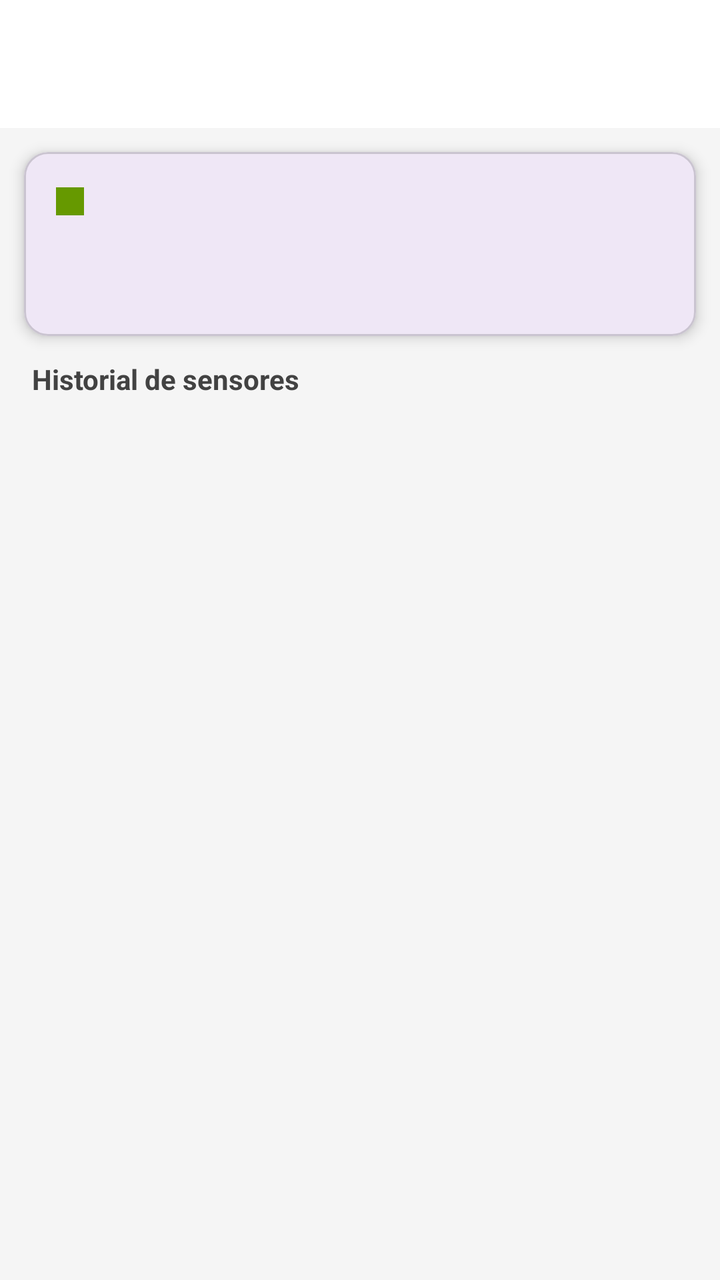
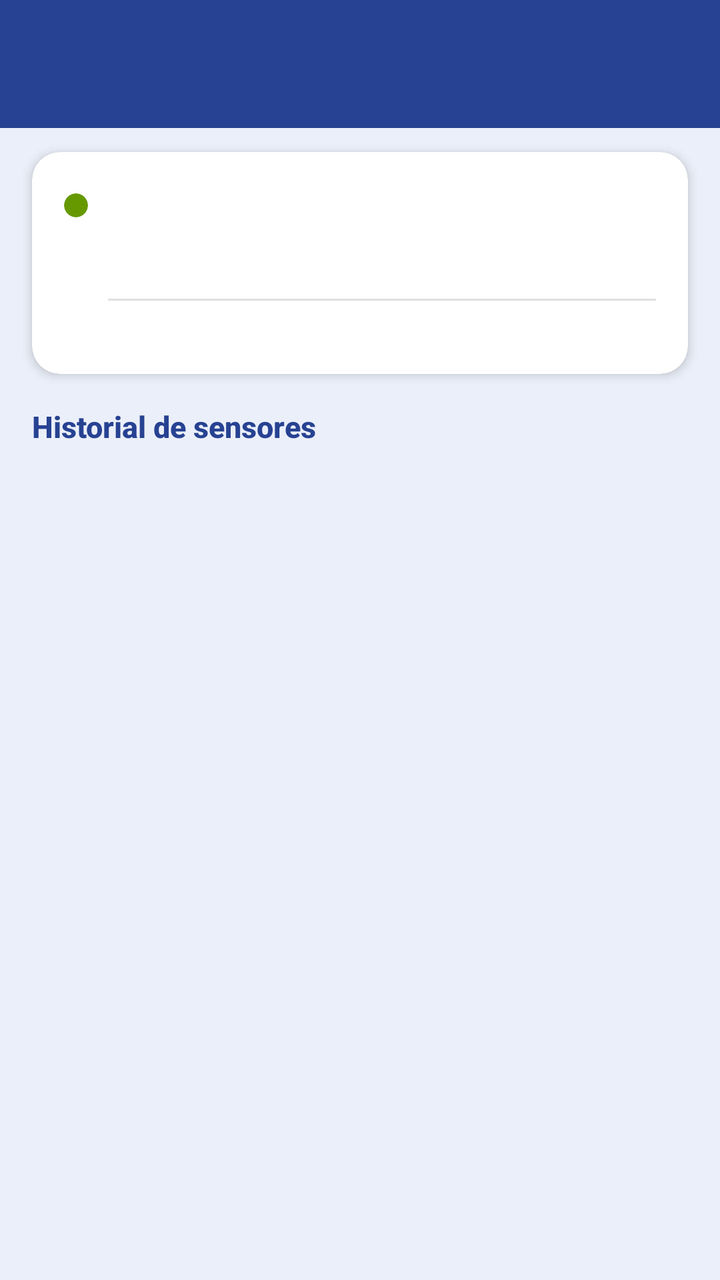

Before-and-after screenshots of an Android layout around one commit, followed by the original layout XML and the change that was made.
<!-- AndroidManifest.xml: application theme Theme.SMCAIOT -->
<!-- res/layout/activity_entity_detail.xml -->
<?xml version="1.0" encoding="utf-8"?>
<LinearLayout
    xmlns:android="http://schemas.android.com/apk/res/android"
    xmlns:app="http://schemas.android.com/apk/res-auto"
    android:layout_width="match_parent"
    android:layout_height="match_parent"
    android:orientation="vertical"
    android:fitsSystemWindows="true"
    android:background="#F5F5F5">

    <androidx.appcompat.widget.Toolbar
        android:id="@+id/toolbar"
        android:layout_width="match_parent"
        android:layout_height="?attr/actionBarSize"
        android:background="@android:color/background_light"
        app:titleTextColor="@android:color/primary_text_light"
        app:navigationIconTint="@android:color/primary_text_light" />

    
    <com.google.android.material.card.MaterialCardView
        android:layout_width="match_parent"
        android:layout_height="wrap_content"
        android:layout_margin="12dp"
        app:cardCornerRadius="12dp"
        app:cardElevation="4dp">

        <LinearLayout
            android:layout_width="match_parent"
            android:layout_height="wrap_content"
            android:orientation="vertical"
            android:padding="16dp">

            <LinearLayout
                android:layout_width="match_parent"
                android:layout_height="wrap_content"
                android:orientation="horizontal"
                android:gravity="center_vertical">

                <View
                    android:id="@+id/viewColorIndicator"
                    android:layout_width="14dp"
                    android:layout_height="14dp"
                    android:background="@android:color/holo_green_dark" />

                <TextView
                    android:id="@+id/tvEntityId"
                    android:layout_width="0dp"
                    android:layout_height="wrap_content"
                    android:layout_weight="1"
                    android:layout_marginStart="8dp"
                    android:textSize="13sp"
                    android:textColor="#555555"
                    android:ellipsize="end"
                    android:maxLines="1" />
            </LinearLayout>

            <TextView
                android:id="@+id/tvEntityType"
                android:layout_width="wrap_content"
                android:layout_height="wrap_content"
                android:layout_marginTop="4dp"
                android:textSize="13sp"
                android:textColor="#666666" />

            <TextView
                android:id="@+id/tvDeviceName"
                android:layout_width="wrap_content"
                android:layout_height="wrap_content"
                android:layout_marginTop="2dp"
                android:textSize="13sp"
                android:textColor="#666666"
                android:visibility="gone" />

            <TextView
                android:id="@+id/tvLastTimestamp"
                android:layout_width="wrap_content"
                android:layout_height="wrap_content"
                android:layout_marginTop="6dp"
                android:textSize="11sp"
                android:textColor="#AAAAAA" />
        </LinearLayout>
    </com.google.android.material.card.MaterialCardView>

    
    <TextView
        android:layout_width="wrap_content"
        android:layout_height="wrap_content"
        android:layout_marginStart="16dp"
        android:layout_marginBottom="4dp"
        android:text="Historial de sensores"
        android:textSize="14sp"
        android:textStyle="bold"
        android:textColor="#424242" />

    
    <com.google.android.material.chip.ChipGroup
        android:id="@+id/chipGroupViewMode"
        android:layout_width="match_parent"
        android:layout_height="wrap_content"
        android:paddingStart="12dp"
        android:paddingEnd="12dp"
        android:layout_marginBottom="2dp"
        app:singleSelection="true"
        app:selectionRequired="true" />

    
    <com.google.android.material.chip.ChipGroup
        android:id="@+id/chipGroupPeriod"
        android:layout_width="match_parent"
        android:layout_height="wrap_content"
        android:paddingStart="12dp"
        android:paddingEnd="12dp"
        android:layout_marginBottom="4dp"
        app:singleSelection="true"
        app:selectionRequired="true" />

    <FrameLayout
        android:layout_width="match_parent"
        android:layout_height="0dp"
        android:layout_weight="1">

        <LinearLayout
            android:id="@+id/layoutContent"
            android:layout_width="match_parent"
            android:layout_height="match_parent"
            android:orientation="vertical">

            <ProgressBar
                android:id="@+id/progressBar"
                android:layout_width="wrap_content"
                android:layout_height="wrap_content"
                android:layout_gravity="center_horizontal"
                android:layout_marginTop="16dp"
                android:visibility="gone" />

            <androidx.recyclerview.widget.RecyclerView
                android:id="@+id/rvSensorReadings"
                android:layout_width="match_parent"
                android:layout_height="match_parent"
                android:paddingTop="4dp"
                android:paddingBottom="16dp"
                android:clipToPadding="false"
                app:layoutManager="androidx.recyclerview.widget.LinearLayoutManager" />
        </LinearLayout>

        
        <include layout="@layout/layout_error_state" />

    </FrameLayout>

</LinearLayout>
<!-- res/layout/layout_error_state.xml (included above) -->
<?xml version="1.0" encoding="utf-8"?>
<LinearLayout
    xmlns:android="http://schemas.android.com/apk/res/android"
    android:id="@+id/layoutErrorState"
    android:layout_width="match_parent"
    android:layout_height="match_parent"
    android:orientation="vertical"
    android:gravity="center"
    android:padding="32dp"
    android:visibility="gone"
    android:background="#FFFFFF">

    
    <FrameLayout
        android:layout_width="130dp"
        android:layout_height="130dp"
        android:layout_gravity="center">

        <View
            android:id="@+id/viewErrorCircle"
            android:layout_width="match_parent"
            android:layout_height="match_parent"
            android:background="@drawable/bg_circle_pink" />

        <ImageView
            android:id="@+id/ivErrorIcon"
            android:layout_width="64dp"
            android:layout_height="64dp"
            android:layout_gravity="center"
            android:src="@drawable/ic_no_wifi"
            android:importantForAccessibility="no" />
    </FrameLayout>

    
    <TextView
        android:id="@+id/tvErrorTitle"
        android:layout_width="wrap_content"
        android:layout_height="wrap_content"
        android:text="Sin conexión"
        android:textSize="22sp"
        android:textStyle="bold"
        android:textColor="#212121"
        android:layout_marginTop="24dp"
        android:textAlignment="center" />

    
    <TextView
        android:id="@+id/tvErrorDescription"
        android:layout_width="wrap_content"
        android:layout_height="wrap_content"
        android:text="No fue posible conectar con el servidor.\nRevisa tu internet e inténtalo de nuevo"
        android:textSize="14sp"
        android:textColor="#888888"
        android:layout_marginTop="8dp"
        android:textAlignment="center"
        android:lineSpacingMultiplier="1.3" />

    
    <TextView
        android:id="@+id/btnErrorAction"
        android:layout_width="200dp"
        android:layout_height="44dp"
        android:layout_marginTop="28dp"
        android:background="@drawable/bg_button_primary"
        android:gravity="center"
        android:text="Reintentar"
        android:textColor="#FFFFFF"
        android:textSize="15sp"
        android:textStyle="bold" />

    
    <TextView
        android:id="@+id/tvErrorSecondaryAction"
        android:layout_width="wrap_content"
        android:layout_height="wrap_content"
        android:layout_marginTop="14dp"
        android:text="Ir al inicio"
        android:textSize="14sp"
        android:textColor="#555555"
        android:visibility="gone" />

</LinearLayout>
<!-- resources referenced by this layout -->
<resources>
  <!-- drawable bg_button_primary (drawable) -->
  <?xml version="1.0" encoding="utf-8"?>
  <shape xmlns:android="http://schemas.android.com/apk/res/android"
      android:shape="rectangle">
      <solid android:color="#1A3C7B" />
      <corners android:radius="8dp" />
  </shape>
  <!-- drawable bg_circle_pink (drawable) -->
  <?xml version="1.0" encoding="utf-8"?>
  <shape xmlns:android="http://schemas.android.com/apk/res/android"
      android:shape="oval">
      <solid android:color="#FFEBEE" />
      <size
          android:width="120dp"
          android:height="120dp" />
  </shape>
  <!-- drawable ic_no_wifi (drawable) -->
  <?xml version="1.0" encoding="utf-8"?>
  <vector xmlns:android="http://schemas.android.com/apk/res/android"
      android:width="80dp"
      android:height="80dp"
      android:viewportWidth="24"
      android:viewportHeight="24">
      
      <path
          android:fillColor="#E57373"
          android:pathData="M22.99,9C19.15,5.16 13.8,3.76 8.84,4.78l2.52,2.52c3.47,-0.17 6.99,1.05 9.63,3.7l2,-2zM18.99,13c-1.29,-1.29 -2.84,-2.13 -4.49,-2.56l3.53,3.53 0.96,-0.97zM2,3.05L5.07,6.1C3.6,6.82 2.22,7.78 1,9l2,2c1.02,-1.02 2.17,-1.78 3.38,-2.31L9.8,12.11C8.57,12.49 7.42,13.15 6.44,14.08L8.44,16.08c1.18,-1.18 2.63,-1.82 4.12,-1.96l9.19,9.19 1.41,-1.41L3.41,1.64 2,3.05zM10,20.5c0,1.38 1.12,2.5 2.5,2.5s2.5,-1.12 2.5,-2.5c0,-1.38 -1.12,-2.5 -2.5,-2.5S10,19.12 10,20.5z" />
  </vector>
  <style name="Theme.SMCAIOT" parent="Base.Theme.SMCAIOT" />
  <style name="Base.Theme.SMCAIOT" parent="Theme.Material3.DayNight.NoActionBar">
          
          
      </style>
</resources>

<!-- the commit's change to res/layout/activity_entity_detail.xml (unified diff, before → after) -->
@@ -6,23 +6,27 @@
     android:layout_height="match_parent"
     android:orientation="vertical"
     android:fitsSystemWindows="true"
-    android:background="#F5F5F5">
+    android:background="@color/blanco_azulado">
 
     <androidx.appcompat.widget.Toolbar
         android:id="@+id/toolbar"
         android:layout_width="match_parent"
         android:layout_height="?attr/actionBarSize"
-        android:background="@android:color/background_light"
-        app:titleTextColor="@android:color/primary_text_light"
-        app:navigationIconTint="@android:color/primary_text_light" />
-
-    
+        android:background="@color/principal"
+        app:titleTextColor="@color/white"
+        app:navigationIconTint="@android:color/white"
+        android:theme="@style/ThemeOverlay.MaterialComponents.Dark.ActionBar"
+        style="@style/Widget.Material3.Toolbar" />
+
     <com.google.android.material.card.MaterialCardView
         android:layout_width="match_parent"
         android:layout_height="wrap_content"
-        android:layout_margin="12dp"
-        app:cardCornerRadius="12dp"
-        app:cardElevation="4dp">
+        android:layout_marginHorizontal="16dp"
+        android:layout_marginVertical="12dp"
+        app:cardBackgroundColor="@color/white"
+        app:cardCornerRadius="14dp"
+        app:cardElevation="3dp"
+        app:strokeWidth="0dp">
 
         <LinearLayout
             android:layout_width="match_parent"
@@ -36,20 +40,29 @@
                 android:orientation="horizontal"
                 android:gravity="center_vertical">
 
-                <View
-                    android:id="@+id/viewColorIndicator"
-                    android:layout_width="14dp"
-                    android:layout_height="14dp"
-                    android:background="@android:color/holo_green_dark" />
+                <com.google.android.material.card.MaterialCardView
+                    android:layout_width="12dp"
+                    android:layout_height="12dp"
+                    app:cardCornerRadius="6dp"
+                    app:cardElevation="0dp"
+                    app:strokeWidth="0dp"
+                    app:cardBackgroundColor="@android:color/holo_green_dark">
+                    <View
+                        android:id="@+id/viewColorIndicator"
+                        android:layout_width="match_parent"
+                        android:layout_height="match_parent" />
+                </com.google.android.material.card.MaterialCardView>
 
                 <TextView
                     android:id="@+id/tvEntityId"
                     android:layout_width="0dp"
                     android:layout_height="wrap_content"
                     android:layout_weight="1"
-                    android:layout_marginStart="8dp"
-                    android:textSize="13sp"
-                    android:textColor="#555555"
+                    android:layout_marginStart="10dp"
+                    android:textSize="16sp"
+                    android:textStyle="bold"
+                    android:textColor="#274292"
+                    android:fontFamily="sans-serif-medium"
                     android:ellipsize="end"
                     android:maxLines="1" />
             </LinearLayout>
@@ -58,59 +71,70 @@
                 android:id="@+id/tvEntityType"
                 android:layout_width="wrap_content"
                 android:layout_height="wrap_content"
-                android:layout_marginTop="4dp"
+                android:layout_marginTop="6dp"
+                android:layout_marginStart="22dp"
                 android:textSize="13sp"
-                android:textColor="#666666" />
+                android:textColor="#666666"
+                android:fontFamily="sans-serif" />
 
             <TextView
                 android:id="@+id/tvDeviceName"
                 android:layout_width="wrap_content"
                 android:layout_height="wrap_content"
                 android:layout_marginTop="2dp"
+                android:layout_marginStart="22dp"
                 android:textSize="13sp"
                 android:textColor="#666666"
                 android:visibility="gone" />
 
+            <View
+                android:layout_width="match_parent"
+                android:layout_height="1dp"
+                android:background="#E0E0E0"
+                android:layout_marginTop="12dp"
+                android:layout_marginBottom="6dp"
+                android:layout_marginStart="22dp" />
+
             <TextView
                 android:id="@+id/tvLastTimestamp"
                 android:layout_width="wrap_content"
                 android:layout_height="wrap_content"
-                android:layout_marginTop="6dp"
+                android:layout_gravity="end"
                 android:textSize="11sp"
-                android:textColor="#AAAAAA" />
+                android:textColor="#AAAAAA"
+                android:fontFamily="sans-serif" />
         </LinearLayout>
     </com.google.android.material.card.MaterialCardView>
 
-    
     <TextView
         android:layout_width="wrap_content"
         android:layout_height="wrap_content"
         android:layout_marginStart="16dp"
-        android:layout_marginBottom="4dp"
+        android:layout_marginTop="4dp"
+        android:layout_marginBottom="8dp"
         android:text="Historial de sensores"
-        android:textSize="14sp"
+        android:textSize="15sp"
         android:textStyle="bold"
-        android:textColor="#424242" />
-
-    
+        android:textColor="#274292"
+        android:fontFamily="sans-serif-medium" />
+
     <com.google.android.material.chip.ChipGroup
         android:id="@+id/chipGroupViewMode"
         android:layout_width="match_parent"
         android:layout_height="wrap_content"
-        android:paddingStart="12dp"
-        android:paddingEnd="12dp"
-        android:layout_marginBottom="2dp"
+        android:paddingStart="16dp"
+        android:paddingEnd="16dp"
+        android:layout_marginBottom="6dp"
         app:singleSelection="true"
         app:selectionRequired="true" />
 
-    
     <com.google.android.material.chip.ChipGroup
         android:id="@+id/chipGroupPeriod"
         android:layout_width="match_parent"
         android:layout_height="wrap_content"
-        android:paddingStart="12dp"
-        android:paddingEnd="12dp"
-        android:layout_marginBottom="4dp"
+        android:paddingStart="16dp"
+        android:paddingEnd="16dp"
+        android:layout_marginBottom="8dp"
         app:singleSelection="true"
         app:selectionRequired="true" />
 
@@ -143,7 +167,6 @@
                 app:layoutManager="androidx.recyclerview.widget.LinearLayoutManager" />
         </LinearLayout>
 
-        
         <include layout="@layout/layout_error_state" />
 
     </FrameLayout>
@@ -153,6 +176,7 @@
 <?xml version="1.0" encoding="utf-8"?>
 <LinearLayout
     xmlns:android="http://schemas.android.com/apk/res/android"
+    xmlns:app="http://schemas.android.com/apk/res-auto"
     android:id="@+id/layoutErrorState"
     android:layout_width="match_parent"
     android:layout_height="match_parent"
@@ -160,13 +184,13 @@
     android:gravity="center"
     android:padding="32dp"
     android:visibility="gone"
-    android:background="#FFFFFF">
-
-    
+    android:background="@android:color/transparent">
+
     <FrameLayout
-        android:layout_width="130dp"
-        android:layout_height="130dp"
-        android:layout_gravity="center">
+        android:layout_width="120dp"
+        android:layout_height="120dp"
+        android:layout_gravity="center"
+        android:elevation="0dp">
 
         <View
             android:id="@+id/viewErrorCircle"
@@ -176,59 +200,66 @@
 
         <ImageView
             android:id="@+id/ivErrorIcon"
-            android:layout_width="64dp"
-            android:layout_height="64dp"
+            android:layout_width="56dp"
+            android:layout_height="56dp"
             android:layout_gravity="center"
             android:src="@drawable/ic_no_wifi"
             android:importantForAccessibility="no" />
     </FrameLayout>
 
-    
     <TextView
         android:id="@+id/tvErrorTitle"
         android:layout_width="wrap_content"
         android:layout_height="wrap_content"
         android:text="Sin conexión"
-        android:textSize="22sp"
+        android:textSize="20sp"
         android:textStyle="bold"
-        android:textColor="#212121"
+        android:textColor="@color/principal"
+        android:fontFamily="sans-serif-medium"
         android:layout_marginTop="24dp"
         android:textAlignment="center" />
 
-    
     <TextView
         android:id="@+id/tvErrorDescription"
         android:layout_width="wrap_content"
         android:layout_height="wrap_content"
-        android:text="No fue posible conectar con el servidor.\nRevisa tu internet e inténtalo de nuevo"
+        android:text="No fue posible conectar con el servidor.\nRevisa tu internet e inténtalo de nuevo."
         android:textSize="14sp"
-        android:textColor="#888888"
-        android:layout_marginTop="8dp"
+        android:textColor="#666666"
+        android:fontFamily="sans-serif"
+        android:layout_marginTop="10dp"
         android:textAlignment="center"
-        android:lineSpacingMultiplier="1.3" />
-
-    
-    <TextView
+        android:lineSpacingMultiplier="1.2" />
+
+    <com.google.android.material.button.MaterialButton
         android:id="@+id/btnErrorAction"
         android:layout_width="200dp"
+        android:layout_height="50dp"
+        android:layout_marginTop="28dp"
+        android:text="Reintentar"
+        android:textColor="@color/white"
+        android:textSize="15sp"
+        android:textStyle="bold"
+        android:textAllCaps="false"
+        app:backgroundTint="@color/principal"
+        app:strokeWidth="0dp"
+        app:cornerRadius="14dp"
+        android:elevation="2dp"
+        style="@style/Widget.Material3.Button" />
+
+    <com.google.android.material.button.MaterialButton
+        android:id="@+id/tvErrorSecondaryAction"
+        android:layout_width="wrap_content"
         android:layout_height="44dp"
-        android:layout_marginTop="28dp"
-        android:background="@drawable/bg_button_primary"
-        android:gravity="center"
-        android:text="Reintentar"
-        android:textColor="#FFFFFF"
-        android:textSize="15sp"
-        android:textStyle="bold" />
-
-    
-    <TextView
-        android:id="@+id/tvErrorSecondaryAction"
-        android:layout_width="wrap_content"
-        android:layout_height="wrap_content"
-        android:layout_marginTop="14dp"
+        android:layout_marginTop="10dp"
         android:text="Ir al inicio"
         android:textSize="14sp"
-        android:textColor="#555555"
-        android:visibility="gone" />
+        android:textColor="@color/principal"
+        android:textAllCaps="false"
+        app:backgroundTint="@android:color/transparent"
+        app:strokeWidth="0dp"
+        app:cornerRadius="10dp"
+        android:visibility="gone"
+        style="@style/Widget.Material3.Button.TextButton" />
 
 </LinearLayout>
<!-- resource entries referenced after the edit -->
@@ -1,12 +1,8 @@
 <!-- resources referenced by this layout -->
 <resources>
-  <!-- drawable bg_button_primary (drawable) -->
-  <?xml version="1.0" encoding="utf-8"?>
-  <shape xmlns:android="http://schemas.android.com/apk/res/android"
-      android:shape="rectangle">
-      <solid android:color="#1A3C7B" />
-      <corners android:radius="8dp" />
-  </shape>
+  <color name="blanco_azulado">#EBEFF9</color>
+  <color name="principal">#274292</color>
+  <color name="white">#FFFFFFFF</color>
   <!-- drawable bg_circle_pink (drawable) -->
   <?xml version="1.0" encoding="utf-8"?>
   <shape xmlns:android="http://schemas.android.com/apk/res/android"
@@ -30,8 +26,21 @@
   </vector>
   <style name="Theme.SMCAIOT" parent="Base.Theme.SMCAIOT" />
   <style name="Base.Theme.SMCAIOT" parent="Theme.Material3.DayNight.NoActionBar">
-          
-          
+          <item name="colorPrimary">@color/principal</item>
+          <item name="colorOnPrimary">@color/white</item>
+  
+          <item name="chipStyle">@style/CustomChipStyle</item>
+      </style>
+  <style name="CustomChipStyle" parent="Widget.Material3.Chip.Filter">
+          <item name="android:textColor">@color/chip_text_color_selector</item>
+  
+          <item name="chipBackgroundColor">@color/chip_background_color_selector</item>
+  
+          <item name="chipStrokeColor">@android:color/transparent</item>
+          <item name="chipStrokeWidth">0dp</item>
+  
+          <item name="checkedIconVisible">false</item>
+  
       </style>
 </resources>
 
